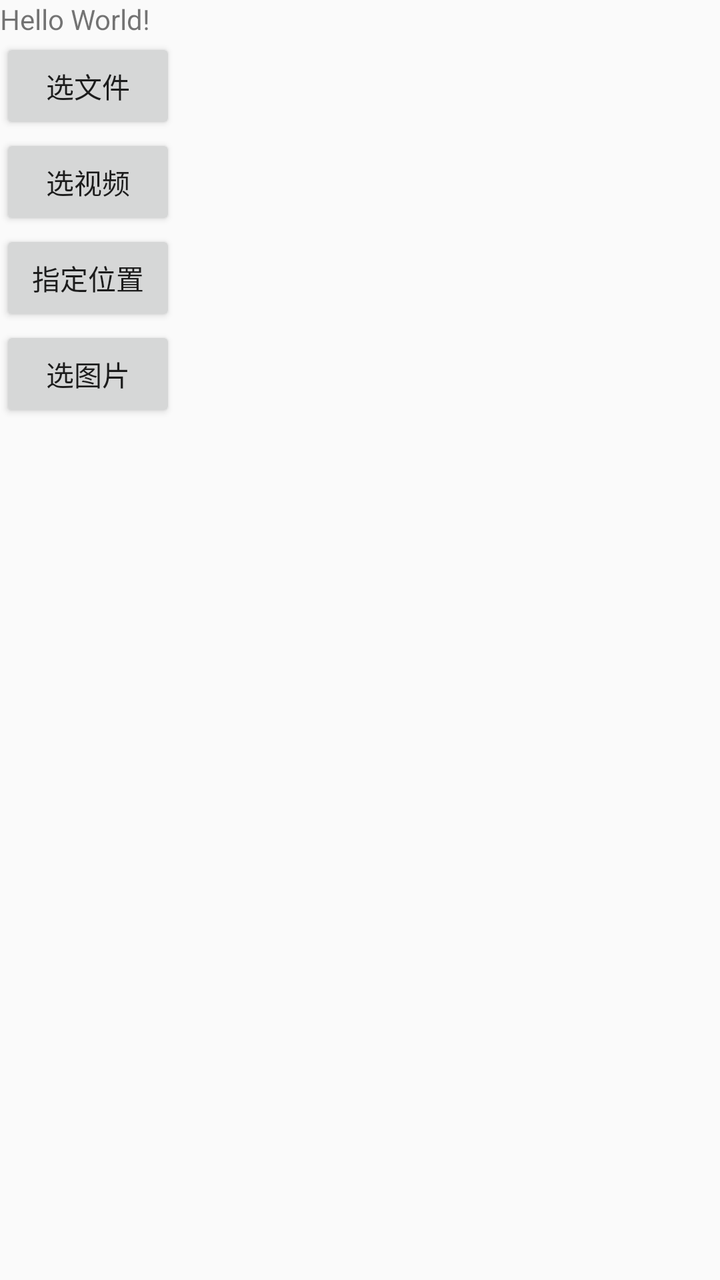
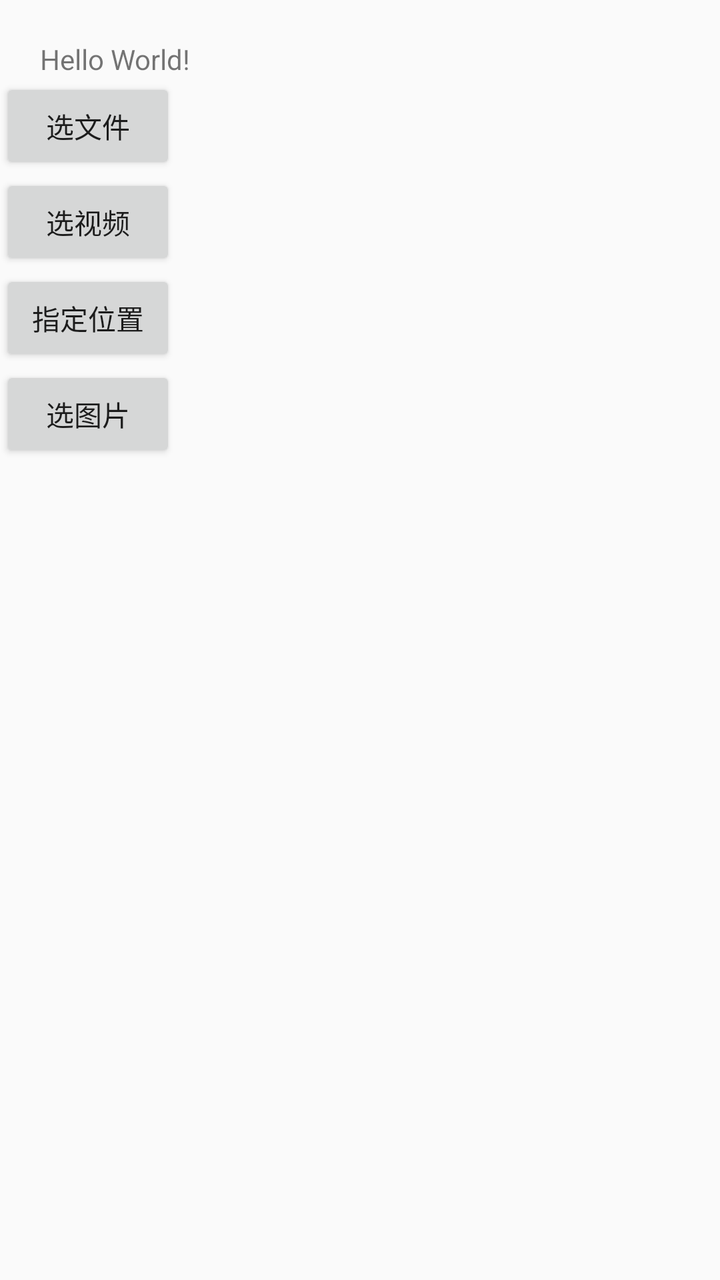

Two renders of the same Android screen: before a commit and after it. Below are the layout's source before the change and the commit's diff.
<!-- AndroidManifest.xml: application theme AppTheme -->
<!-- res/layout/activity_main.xml -->
<?xml version="1.0" encoding="utf-8"?>
<LinearLayout
    xmlns:android="http://schemas.android.com/apk/res/android"
    xmlns:tools="http://schemas.android.com/tools"
    android:layout_width="match_parent"
    android:layout_height="match_parent"
    android:orientation="vertical"
    tools:context=".MainActivity">

    <TextView
        android:id="@+id/text"
        android:layout_width="wrap_content"
        android:layout_height="wrap_content"
        android:text="Hello World!"/>

    <Button android:id="@+id/btn_file" android:layout_width="wrap_content"
            android:layout_height="wrap_content"
            android:text="选文件"/>
    <Button android:id="@+id/btn_video" android:layout_width="wrap_content"
            android:layout_height="wrap_content"
            android:text="选视频"/>
    <Button android:id="@+id/btn_file_path" android:layout_width="wrap_content"
            android:layout_height="wrap_content"
            android:text="指定位置"/> 
    <Button android:id="@+id/btn_pic" android:layout_width="wrap_content"
            android:layout_height="wrap_content"
            android:text="选图片"/>
</LinearLayout>
<!-- resources referenced by this layout -->
<resources>
  <style name="AppTheme" parent="Theme.AppCompat.Light.DarkActionBar">
          
          <item name="colorPrimary">@color/colorPrimary</item>
          <item name="colorPrimaryDark">@color/colorPrimaryDark</item>
          <item name="colorAccent">@color/colorAccent</item>
      </style>
  <color name="colorPrimary">#008577</color>
  <color name="colorPrimaryDark">#00574B</color>
  <color name="colorAccent">#D81B60</color>
</resources>

<!-- the commit's change to res/layout/activity_main.xml (unified diff, before → after) -->
@@ -11,6 +11,8 @@
         android:id="@+id/text"
         android:layout_width="wrap_content"
         android:layout_height="wrap_content"
+        android:layout_marginLeft="20dp"
+        android:layout_marginTop="20dp"
         android:text="Hello World!"/>
 
     <Button android:id="@+id/btn_file" android:layout_width="wrap_content"
